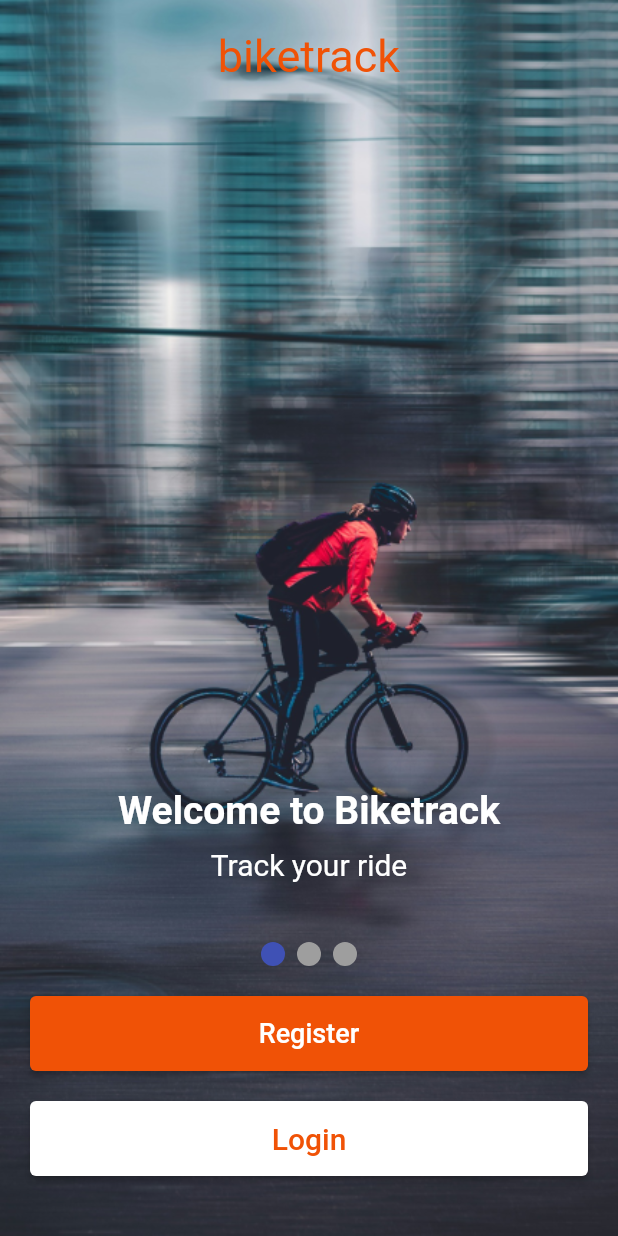
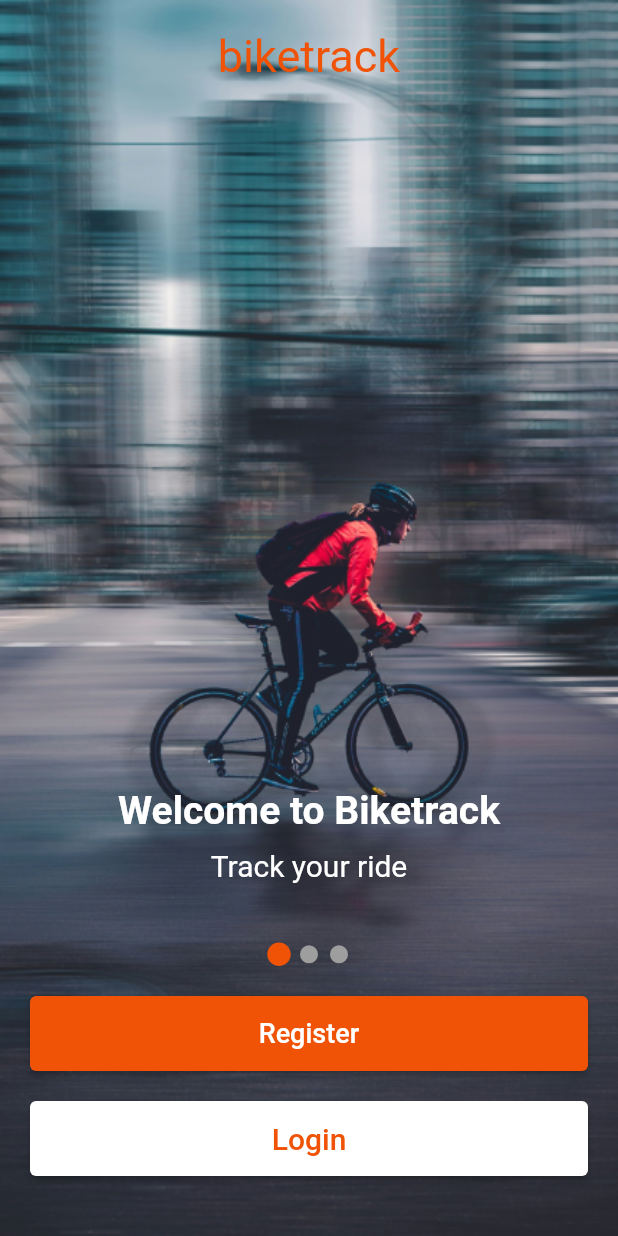
Before and after one commit to kamilawad/Bike-Track, a Flutter app: the screen it shows after launch, on a phone screen of 412 x 824 dp. Run offline on Flutter 3.47's test engine with Material 3 defaults, Android fonts, the light colour scheme and no system bars; drawn by our look-alikes of smooth_page_indicator; our stand-ins replace google_fonts; Roboto replaces fonts that are missing (Knewave).

Commit message:
frontend - finish onbording single screen

```diff
--- a/mobile_flutter/lib/screens/Onboarding/onboarding_screen.dart
+++ b/mobile_flutter/lib/screens/Onboarding/onboarding_screen.dart
@@ -67,6 +67,11 @@ class _OnboardingScreenState extends State<OnboardingScreen> {
                           SmoothPageIndicator(
                             controller: _controller,
                             count: 3,
+                            effect: const ScrollingDotsEffect(
+                              dotWidth: 12,
+                              dotHeight: 12,
+                              activeDotColor: Color(0xFFF05206),
+                            ),
                           ),
 
                           const SizedBox(height: 20),
```
